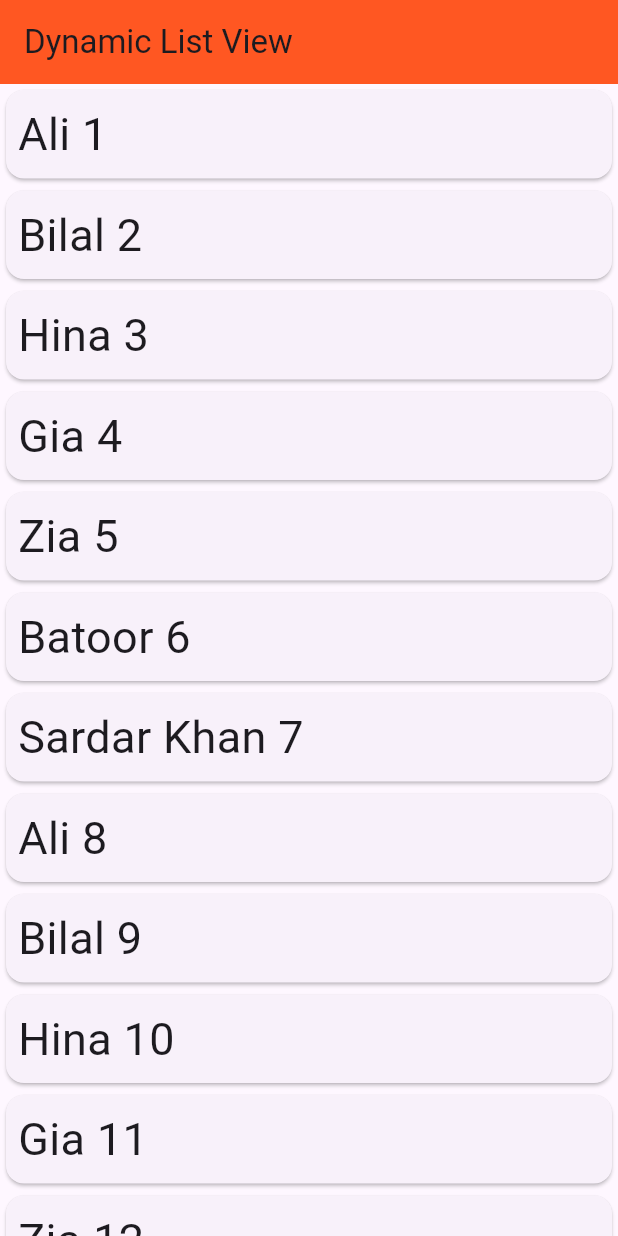
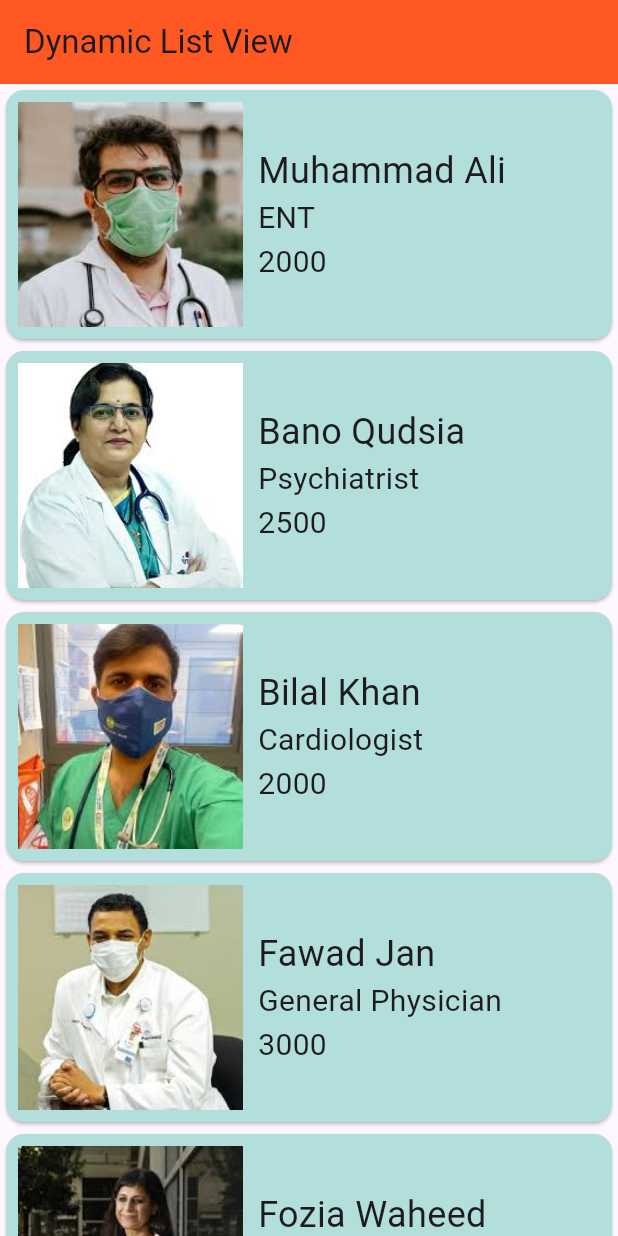
Before and after one commit to abidroid/uoajk_day3, a Flutter app: the screen it shows after launch, on a phone screen of 412 x 824 dp. Run offline on Flutter 3.47's test engine with Material 3 defaults, Android fonts, the phone set to English and light mode, and no system bars.

Commit message:
dynamic listview

```diff
--- /dev/null
+++ b/lib/models/doctor.dart
@@ -0,0 +1,15 @@
+class Doctor {
+  final String name;
+  final String spe;
+  final String clinicAddress;
+  final int fee;
+  final String photo;
+
+  Doctor({
+    required this.name,
+    required this.spe,
+    required this.clinicAddress,
+    required this.fee,
+    required this.photo,
+  });
+}
--- a/lib/screens/dynamic_listview_screen.dart
+++ b/lib/screens/dynamic_listview_screen.dart
@@ -1,11 +1,13 @@
 import 'package:flutter/material.dart';
+
+import '../models/doctor.dart';
+import '../widgets/doctor_card.dart';
 
 class DynamicListviewScreen extends StatelessWidget {
   const DynamicListviewScreen({super.key});
 
   @override
   Widget build(BuildContext context) {
-
     // Hard Coded
     List<String> friends = [
       'Ali',
@@ -24,6 +26,65 @@ class DynamicListviewScreen extends StatelessWidget {
       'Sardar Khan',
     ];
 
+    List<Doctor> doctors = [
+      Doctor(
+        name: 'Muhammad Ali',
+        spe: 'ENT',
+        clinicAddress: 'Phase 2 Bahria Town',
+        fee: 2000,
+        photo: 'assets/images/ali.jpeg',
+      ),
+      Doctor(
+        name: 'Bano Qudsia',
+        spe: 'Psychiatrist',
+        clinicAddress: 'F7 Islamabad',
+        fee: 2500,
+        photo: 'assets/images/bano.jpeg',
+      ),
+      Doctor(
+        name: 'Bilal Khan',
+        spe: 'Cardiologist',
+        clinicAddress: 'KMC Peshawar',
+        fee: 2000,
+        photo: 'assets/images/bilal.jpeg',
+      ),
+      Doctor(
+        name: 'Fawad Jan',
+        spe: 'General Physician',
+        clinicAddress: 'Phase 8 Bahria Town',
+        fee: 3000,
+        photo: 'assets/images/fawad.jpeg',
+      ),
+      Doctor(
+        name: 'Fozia Waheed',
+        spe: 'Gynaecologist',
+        clinicAddress: 'Baldia Town Karachi',
+        fee: 4000,
+        photo: 'assets/images/fozia.jpeg',
+      ),
+      Doctor(
+        name: 'Hina Pervaiz',
+        spe: 'Gastroenterologist',
+        clinicAddress: 'Phase 2 Bahria Town',
+        fee: 2000,
+        photo: 'assets/images/hina.jpeg',
+      ),
+      Doctor(
+        name: 'Jin Huang',
+        spe: 'Physiotherapist',
+        clinicAddress: 'China Town',
+        fee: 2000,
+        photo: 'assets/images/jin.jpeg',
+      ),
+      Doctor(
+        name: 'Riaz Awan',
+        spe: 'ENT',
+        clinicAddress: 'Abbottabad Sadar',
+        fee: 2000,
+        photo: 'assets/images/riaz.jpeg',
+      ),
+    ];
+
     return Scaffold(
       appBar: AppBar(
         title: const Text('Dynamic List View'),
@@ -31,18 +92,13 @@ class DynamicListviewScreen extends StatelessWidget {
       ),
 
       body: ListView.builder(
-          itemCount: friends.length,
-          itemBuilder: (BuildContext context, int index){
+        itemCount: doctors.length,
+        itemBuilder: (BuildContext context, int index) {
+          Doctor doctor = doctors[index];
 
-            String friend = friends[index];
-
-            return Card(
-              child: Padding(
-                padding: const EdgeInsets.all(8.0),
-                child: Text('$friend ${index+1}', style: TextStyle(fontSize: 30),),
-              ),
-            );
-          }),
+          return DoctorCard(doctor: doctor);
+        },
+      ),
     );
   }
 }
--- /dev/null
+++ b/lib/widgets/doctor_card.dart
@@ -0,0 +1,51 @@
+import 'package:flutter/material.dart';
+
+import '../models/doctor.dart';
+
+class DoctorCard extends StatelessWidget {
+  const DoctorCard({
+    super.key,
+    required this.doctor,
+  });
+
+  final Doctor doctor;
+
+  @override
+  Widget build(BuildContext context) {
+    return Card(
+      color: Colors.teal[100],
+      child: Padding(
+        padding: const EdgeInsets.all(8.0),
+        child: Row(
+          spacing: 10,
+          children: [
+
+            Image.asset(
+                width: 150,
+                height: 150,
+                fit: BoxFit.cover,
+                doctor.photo),
+
+            Column(
+              crossAxisAlignment: CrossAxisAlignment.start,
+              children: [
+                Text(
+                  '${doctor.name}',
+                  style: TextStyle(fontSize: 24),
+                ),
+                Text(
+                  '${doctor.spe}',
+                  style: TextStyle(fontSize: 20),
+                ),
+                Text(
+                  '${doctor.fee}',
+                  style: TextStyle(fontSize: 20),
+                ),
+              ],
+            ),
+          ],
+        ),
+      ),
+    );
+  }
+}
--- a/pubspec.yaml
+++ b/pubspec.yaml
@@ -58,8 +58,8 @@ flutter:
   uses-material-design: true
 
   # To add assets to your application, add an assets section, like this:
-  # assets:
-  #   - images/a_dot_burr.jpeg
+  assets:
+    - assets/images/
   #   - images/a_dot_ham.jpeg
 
   # An image asset can refer to one or more resolution-specific "variants", see
```
Also changed, not shown: assets/images/ali.jpeg (added), assets/images/bano.jpeg (added), assets/images/bilal.jpeg (added), assets/images/fawad.jpeg (added), assets/images/fozia.jpeg (added), assets/images/hina.jpeg (added), assets/images/jin.jpeg (added), assets/images/riaz.jpeg (added).
